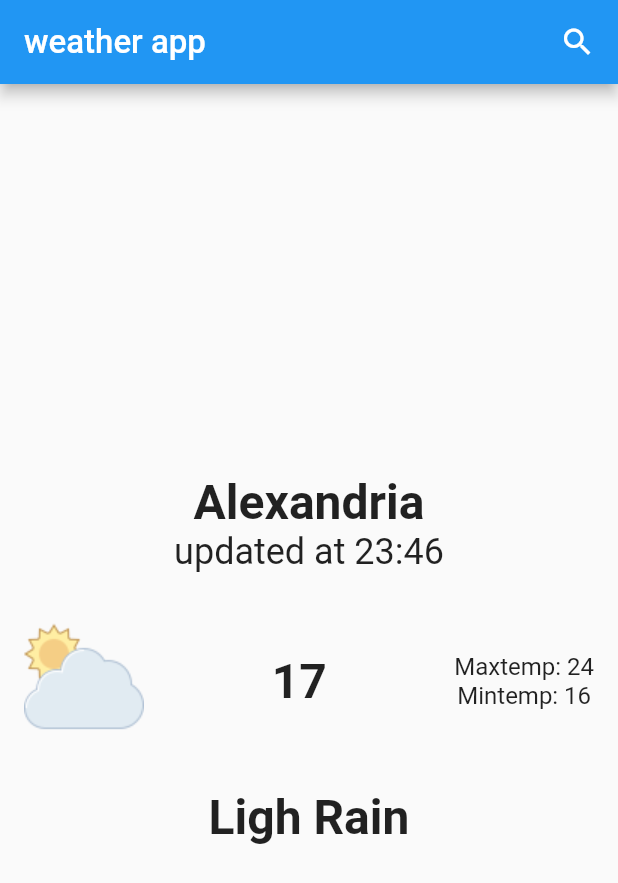
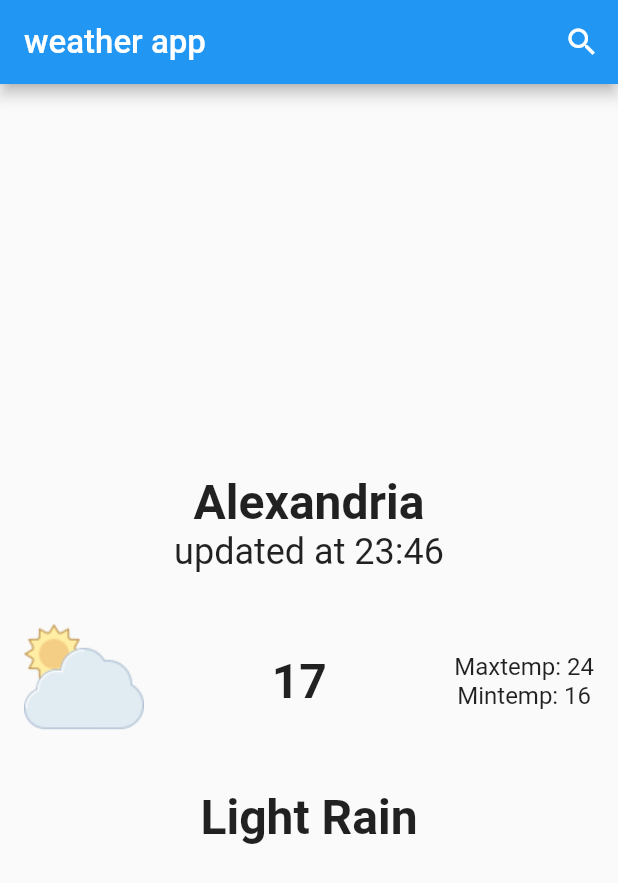
Before and after one commit to mostafamouharm/WeatherApp, a Flutter app: the screen it shows after launch, on a phone screen of 412 x 824 dp. Shown: the top 883 px of the screen. Run offline on Flutter 3.47's test engine with Material 2 defaults, Android fonts, the phone set to English and light mode, and no system bars.

Commit message:
WeatherApp

```diff
--- a/lib/views/home_page.dart
+++ b/lib/views/home_page.dart
@@ -1,4 +1,5 @@
 import 'package:flutter/material.dart';
+import 'package:tunes_player_app/views/search_view.dart';
 import 'package:tunes_player_app/widgets/weather_info_body.dart';
 
 class HomePage extends StatelessWidget {
@@ -10,10 +11,16 @@ class HomePage extends StatelessWidget {
       debugShowCheckedModeBanner: false,
       home: Scaffold(
         appBar: AppBar(
-          actions: const [
-            Padding(
-              padding: EdgeInsets.all(15.0),
-              child: Icon(Icons.search),
+          actions: [
+            IconButton(
+              onPressed: () {
+                Navigator.of(context).push(
+                  MaterialPageRoute(
+                    builder: (context) => const SearchView(),
+                  ),
+                );
+              },
+              icon: Icon(Icons.search),
             ),
           ],
           title: const Text(
--- a/lib/widgets/weather_info_body.dart
+++ b/lib/widgets/weather_info_body.dart
@@ -61,7 +61,7 @@ class WeatherInfoBody extends StatelessWidget {
             height: 32,
           ),
           const Text(
-            'Ligh Rain',
+            'Light Rain',
             style: TextStyle(
               fontWeight: FontWeight.bold,
               fontSize: 32,
```
Also changed, not shown: lib/views/search_view.dart (added, +14 -0 lines).
